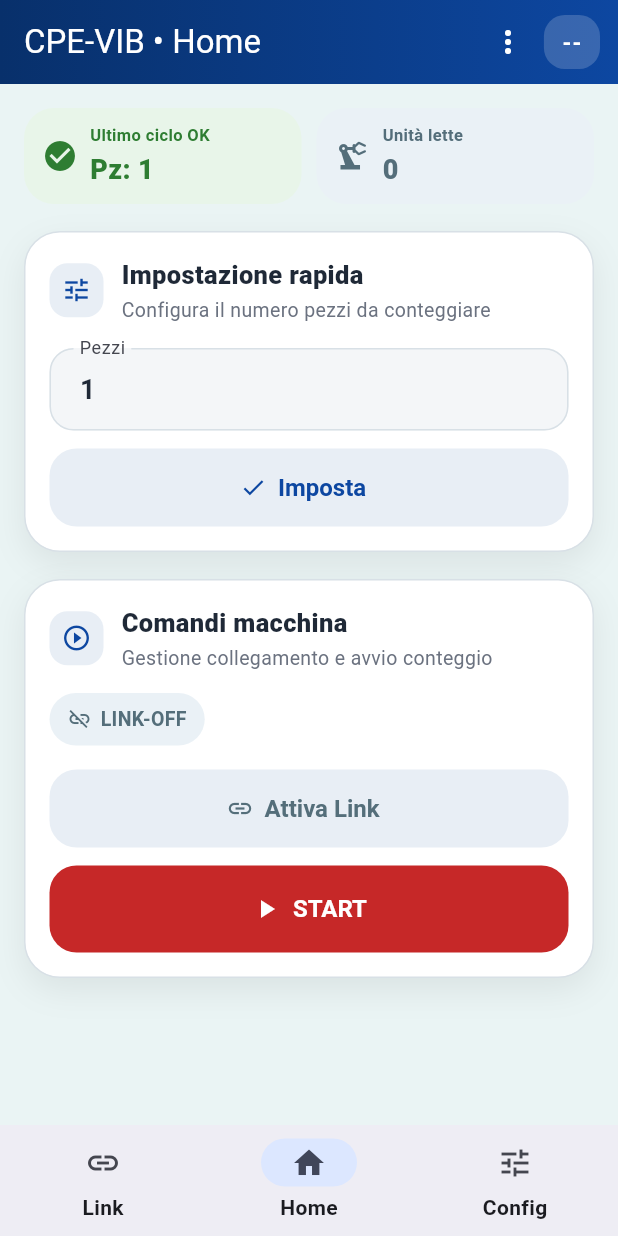
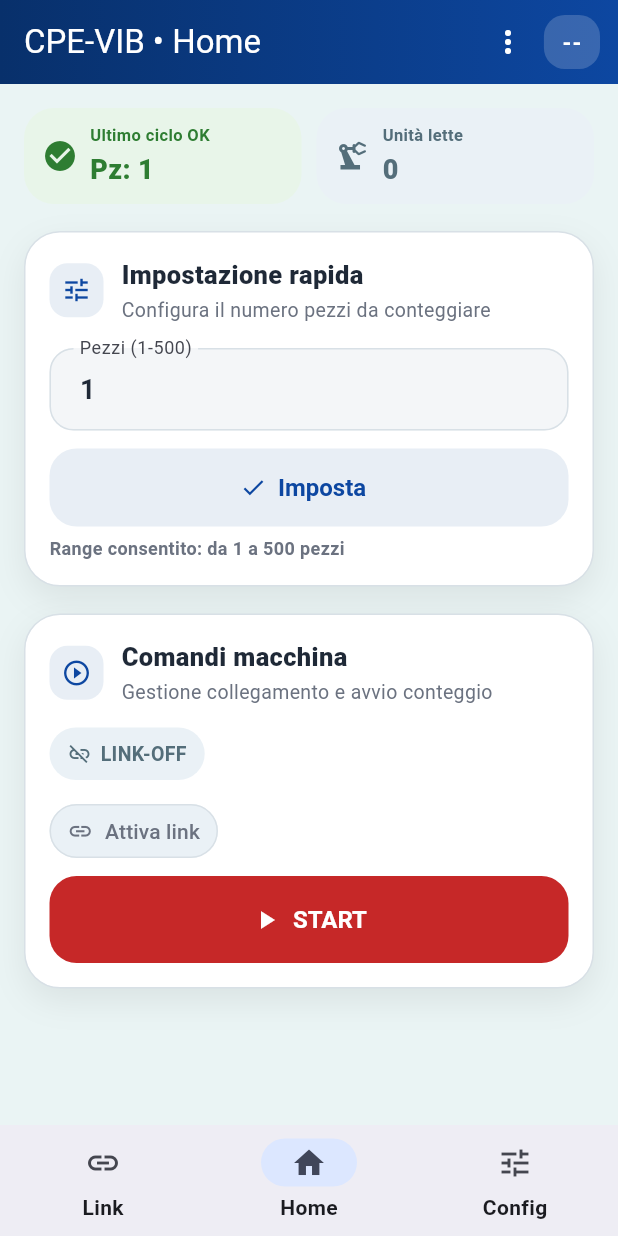
Before and after one commit to Luca0079CM/Pills-Counter-App, a Flutter app: the screen it shows after launch, swiped to page 2, on a phone screen of 412 x 824 dp. Run offline on Flutter 3.47's test engine with Material 3 defaults, Android fonts, the phone set to English and light mode, and no system bars; our stand-ins replace shared_preferences; missing offline and left inert: flutter_ringtone_player.

Commit message:
Refine Home quick setup range and reduce Link button prominence

```diff
--- a/lib/features/cpe_vib/presentation/controllers/cpe_vib_controller.dart
+++ b/lib/features/cpe_vib/presentation/controllers/cpe_vib_controller.dart
@@ -88,8 +88,9 @@ class CpeVibController extends ChangeNotifier {
   }
 
   void setPezzi(int value) {
+    final safeValue = value.clamp(0, 500).toInt();
     _state = _state.copyWith(
-      params: _state.params.copyWith(pezzi: value),
+      params: _state.params.copyWith(pezzi: safeValue),
     );
     notifyListeners();
   }
@@ -419,7 +420,7 @@ class CpeVibController extends ChangeNotifier {
 
   Future<void> onImpostaPressed() async {
     final pezzi = _state.params.pezzi;
-    if (pezzi < 1 || pezzi > 999) {
+    if (pezzi < 1 || pezzi > 500) {
       _state = _state.copyWith(hasError: true);
       notifyListeners();
       return;
@@ -440,7 +441,7 @@ class CpeVibController extends ChangeNotifier {
   bool validateRanges() {
     final p = _state.params;
 
-    if (p.pezzi < 1 || p.pezzi > 999) return false;
+    if (p.pezzi < 1 || p.pezzi > 500) return false;
     if (![1, 2, 3].contains(p.formValue)) return false;
     if (p.seOff < 1 || p.seOff > 255) return false;
     if (p.seOn < 1 || p.seOn > 255) return false;
--- a/lib/features/cpe_vib/presentation/pages/config_page.dart
+++ b/lib/features/cpe_vib/presentation/pages/config_page.dart
@@ -105,7 +105,7 @@ class ConfigPage extends StatelessWidget {
                   _ResponsiveFieldsGrid(
                     children: [
                       NumericInputField(
-                        label: 'Pezzi',
+                        label: 'Pezzi (1-500)',
                         controller: pezziController,
                       ),
                       NumericInputField(
--- a/lib/features/cpe_vib/presentation/pages/home_page.dart
+++ b/lib/features/cpe_vib/presentation/pages/home_page.dart
@@ -92,7 +92,7 @@ class HomePage extends StatelessWidget {
                         return Column(
                           children: [
                             NumericInputField(
-                              label: 'Pezzi',
+                              label: 'Pezzi (1-500)',
                               controller: pezziController,
                             ),
                             const SizedBox(height: 12),
@@ -110,7 +110,7 @@ class HomePage extends StatelessWidget {
                           Expanded(
                             flex: 2,
                             child: NumericInputField(
-                              label: 'Pezzi',
+                              label: 'Pezzi (1-500)',
                               controller: pezziController,
                             ),
                           ),
@@ -125,6 +125,15 @@ class HomePage extends StatelessWidget {
                         ],
                       );
                     },
+                  ),
+                  const SizedBox(height: 6),
+                  const Text(
+                    'Range consentito: da 1 a 500 pezzi',
+                    style: TextStyle(
+                      color: AppColors.textSecondary,
+                      fontSize: 12,
+                      fontWeight: FontWeight.w600,
+                    ),
                   ),
                 ],
               ),
@@ -172,20 +181,11 @@ class HomePage extends StatelessWidget {
 
                       if (compact) {
                         return Column(
+                          crossAxisAlignment: CrossAxisAlignment.start,
                           children: [
-                            AppSecondaryButton(
-                              label:
-                              state.isConMode ? 'Disattiva Link' : 'Attiva Link',
-                              icon: state.isConMode
-                                  ? Icons.link_off
-                                  : Icons.link,
+                            _LinkActionButton(
+                              isConnected: state.isConMode,
                               onPressed: controller.toggleConMode,
-                              backgroundColor: state.isConMode
-                                  ? const Color(0xFFFFF8E1)
-                                  : const Color(0xFFE8EEF5),
-                              foregroundColor: state.isConMode
-                                  ? const Color(0xFF8A6D1F)
-                                  : AppColors.neutral,
                             ),
                             const SizedBox(height: 12),
                             AppPrimaryButton(
@@ -204,22 +204,11 @@ class HomePage extends StatelessWidget {
                       }
 
                       return Row(
+                        crossAxisAlignment: CrossAxisAlignment.end,
                         children: [
-                          Expanded(
-                            child: AppSecondaryButton(
-                              label:
-                              state.isConMode ? 'Disattiva Link' : 'Attiva Link',
-                              icon: state.isConMode
-                                  ? Icons.link_off
-                                  : Icons.link,
-                              onPressed: controller.toggleConMode,
-                              backgroundColor: state.isConMode
-                                  ? const Color(0xFFFFF8E1)
-                                  : const Color(0xFFE8EEF5),
-                              foregroundColor: state.isConMode
-                                  ? const Color(0xFF8A6D1F)
-                                  : AppColors.neutral,
-                            ),
+                          _LinkActionButton(
+                            isConnected: state.isConMode,
+                            onPressed: controller.toggleConMode,
                           ),
                           const SizedBox(width: 12),
                           Expanded(
@@ -248,3 +237,34 @@ class HomePage extends StatelessWidget {
     );
   }
 }
+
+class _LinkActionButton extends StatelessWidget {
+  final bool isConnected;
+  final VoidCallback onPressed;
+
+  const _LinkActionButton({
+    required this.isConnected,
+    required this.onPressed,
+  });
+
+  @override
+  Widget build(BuildContext context) {
+    return OutlinedButton.icon(
+      onPressed: onPressed,
+      icon: Icon(isConnected ? Icons.link_off : Icons.link, size: 17),
+      label: Text(isConnected ? 'Disattiva link' : 'Attiva link'),
+      style: OutlinedButton.styleFrom(
+        foregroundColor:
+            isConnected ? const Color(0xFF8A6D1F) : AppColors.textSecondary,
+        backgroundColor:
+            isConnected ? const Color(0xFFFFF8E1) : const Color(0xFFEAF1F6),
+        side: BorderSide(
+          color: isConnected ? const Color(0xFFF3D9A4) : AppColors.border,
+        ),
+        padding: const EdgeInsets.symmetric(horizontal: 12, vertical: 10),
+        tapTargetSize: MaterialTapTargetSize.shrinkWrap,
+        visualDensity: const VisualDensity(horizontal: -1, vertical: -1),
+      ),
+    );
+  }
+}
```
